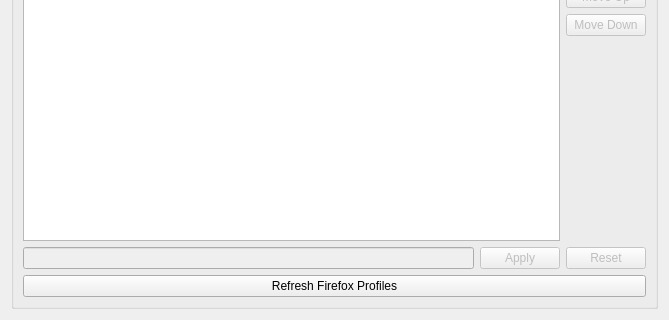
Qt form src/config/firefoxprofilerunner_config.ui (alex1701c/krunner-firefox) before a commit; both pictures show x 0 to 669 and y 260 to 580 of the 669 by 580 pixel window.
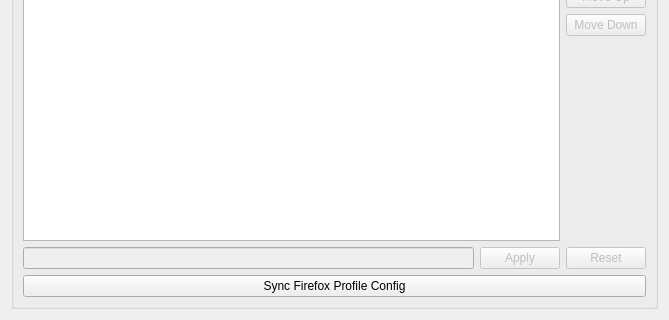
The same form after that commit.

Commit message: Finish config dialog, fix bugs, cleanup

Patch:
```diff
--- a/src/config/firefoxprofilerunner_config.ui
+++ b/src/config/firefoxprofilerunner_config.ui
@@ -131,7 +131,7 @@
       <item>
        <widget class="QPushButton" name="refreshProfiles">
         <property name="text">
-         <string>Refresh Firefox Profiles</string>
+         <string>Sync Firefox Profile Config</string>
         </property>
        </widget>
       </item>
```
The commit also changes 5 other files.
